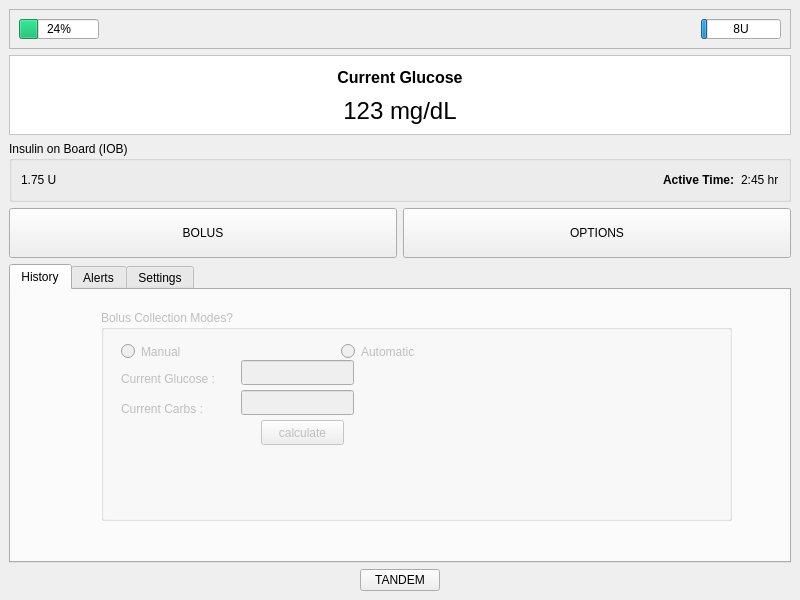
The window that mainwindow.ui (aaronmcleancs/tslim-data-simulator) describes before a commit, drawn with Qt 5.
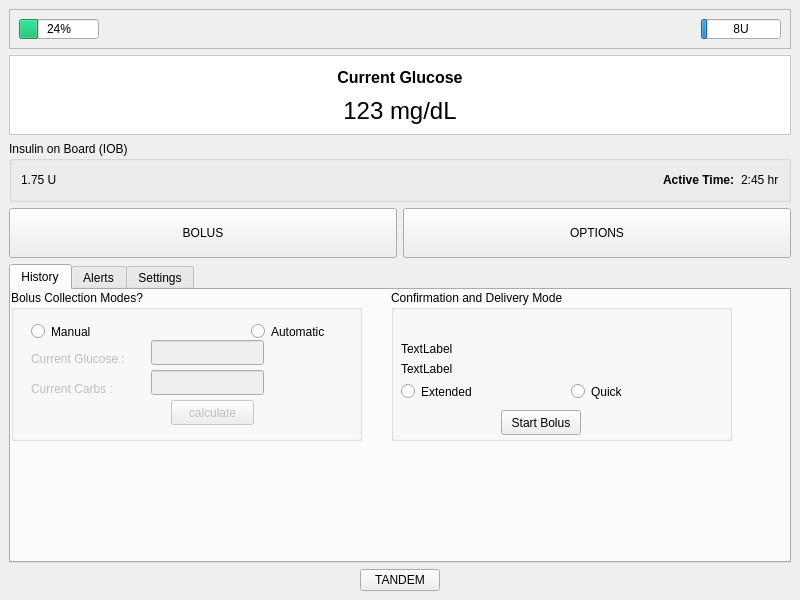
The same window after the commit.

Commit message: Updated Bolus Calculation designa and removed error

The edit to the form file:
```diff
--- a/mainwindow.ui
+++ b/mainwindow.ui
@@ -236,14 +236,14 @@
        </attribute>
        <widget class="QGroupBox" name="Bolus_Groupbox">
         <property name="enabled">
-         <bool>false</bool>
+         <bool>true</bool>
         </property>
         <property name="geometry">
          <rect>
-          <x>90</x>
-          <y>20</y>
-          <width>631</width>
-          <height>211</height>
+          <x>0</x>
+          <y>0</y>
+          <width>351</width>
+          <height>151</height>
          </rect>
         </property>
         <property name="title">
@@ -350,6 +350,97 @@
          </property>
         </widget>
        </widget>
+       <widget class="QGroupBox" name="groupBox_2">
+        <property name="geometry">
+         <rect>
+          <x>380</x>
+          <y>0</y>
+          <width>341</width>
+          <height>151</height>
+         </rect>
+        </property>
+        <property name="title">
+         <string>Confirmation and Delivery Mode</string>
+        </property>
+        <widget class="QLabel" name="label_5">
+         <property name="geometry">
+          <rect>
+           <x>10</x>
+           <y>30</y>
+           <width>231</width>
+           <height>16</height>
+          </rect>
+         </property>
+         <property name="text">
+          <string/>
+         </property>
+        </widget>
+        <widget class="QLabel" name="label_6">
+         <property name="geometry">
+          <rect>
+           <x>10</x>
+           <y>50</y>
+           <width>241</width>
+           <height>17</height>
+          </rect>
+         </property>
+         <property name="text">
+          <string>TextLabel</string>
+         </property>
+        </widget>
+        <widget class="QLabel" name="label_7">
+         <property name="geometry">
+          <rect>
+           <x>10</x>
+           <y>70</y>
+           <width>251</width>
+           <height>17</height>
+          </rect>
+         </property>
+         <property name="text">
+          <string>TextLabel</string>
+         </property>
+        </widget>
+        <widget class="QRadioButton" name="radioButton_3">
+         <property name="geometry">
+          <rect>
+           <x>10</x>
+           <y>90</y>
+           <width>106</width>
+           <height>23</height>
+          </rect>
+         </property>
+         <property name="text">
+          <string>Extended</string>
+         </property>
+        </widget>
+        <widget class="QRadioButton" name="radioButton_4">
+         <property name="geometry">
+          <rect>
+           <x>180</x>
+           <y>90</y>
+           <width>106</width>
+           <height>23</height>
+          </rect>
+         </property>
+         <property name="text">
+          <string>Quick</string>
+         </property>
+        </widget>
+        <widget class="QPushButton" name="pushButton">
+         <property name="geometry">
+          <rect>
+           <x>110</x>
+           <y>120</y>
+           <width>80</width>
+           <height>25</height>
+          </rect>
+         </property>
+         <property name="text">
+          <string>Start Bolus</string>
+         </property>
+        </widget>
+       </widget>
       </widget>
       <widget class="QWidget" name="tab_2">
        <attribute name="title">
```
The commit also changes 5 other files.
